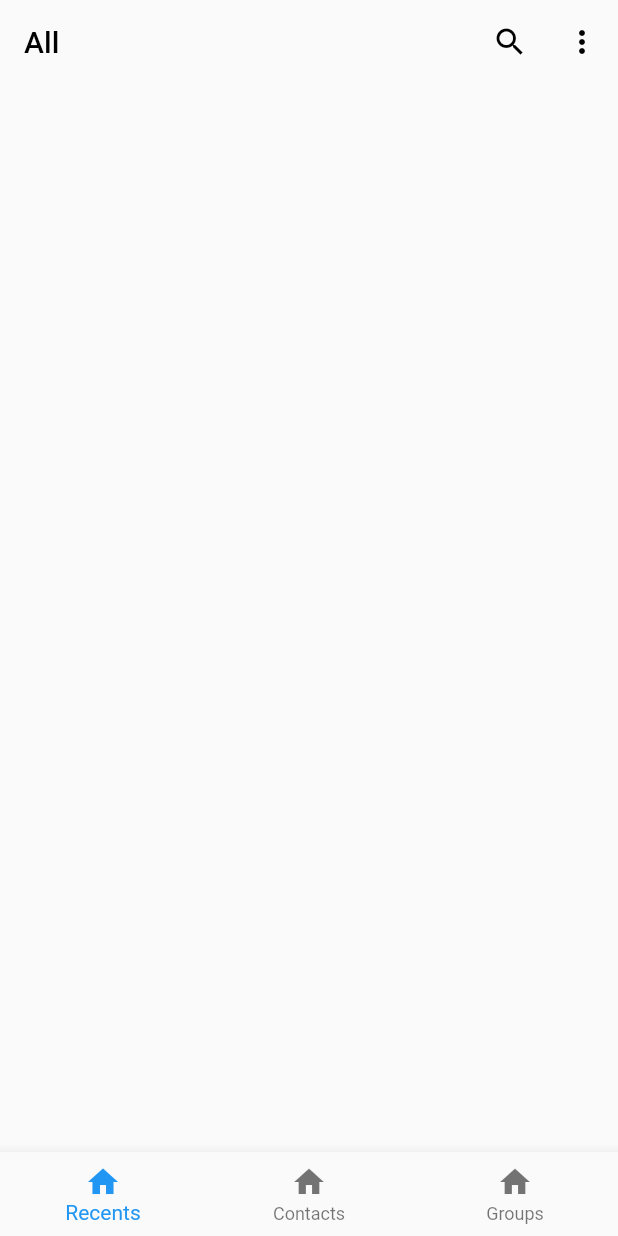
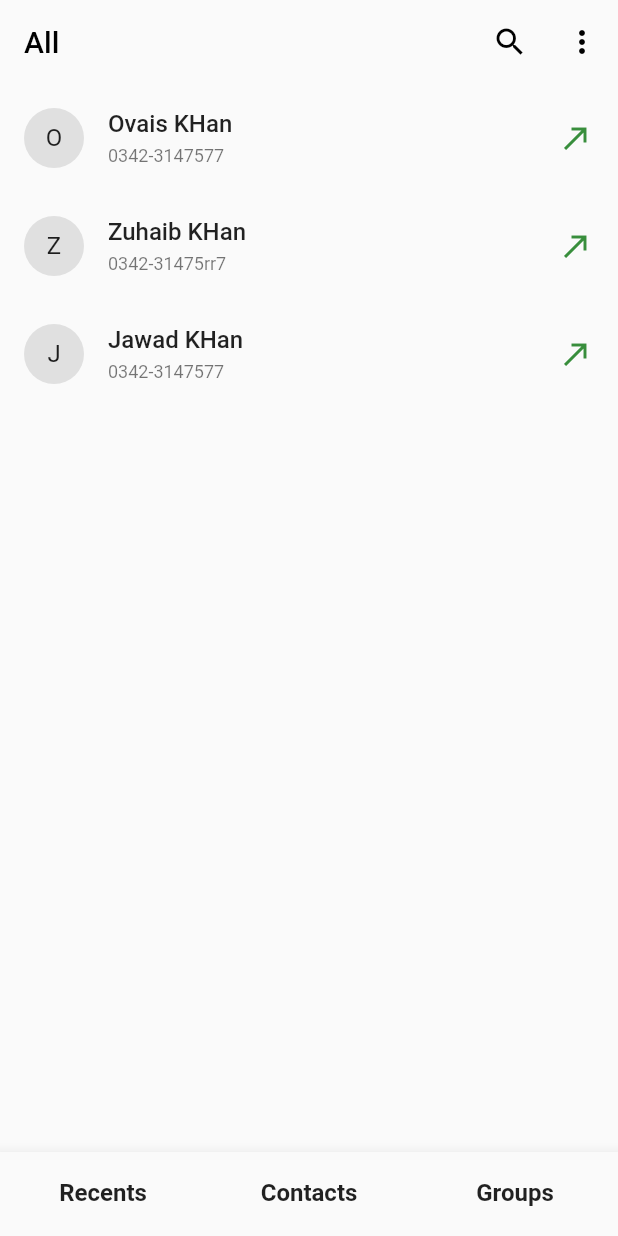
Before and after one commit to imovais/contact_application, a Flutter app: the screen it shows after launch, on a phone screen of 412 x 824 dp. Run offline on Flutter 3.47's test engine with Material 2 defaults, Android fonts, the phone set to English and light mode, and no system bars.

Commit message:
office changes

```diff
--- a/lib/_SCREENS/bottomnavbar.dart
+++ b/lib/_SCREENS/bottomnavbar.dart
@@ -1,5 +1,6 @@
 // ignore_for_file: prefer_const_constructors, prefer_const_literals_to_create_immutables
 
+import 'package:contact_app/_SCREENS/groupscreen.dart';
 import 'package:contact_app/_SCREENS/homescreen.dart';
 import 'package:contact_app/_SCREENS/recent_history.dart';
 import 'package:flutter/material.dart';
@@ -15,11 +16,13 @@ class _BottomNavBarState extends State<BottomNavBar> {
   int _seletedtab = 0;
 
   final List _pages = [
+    //RECENT HISTORY SCREEN
     RecentHistory(),
+    // HOME SCREEN FOR CONTACT LIST
     HomeScreen(),
-    Center(
-      child: Text("Products"),
-    )
+
+    // GROUP SCREEN
+    GroupScreen()
   ];
 
   _onchangetab(int index) {
@@ -33,12 +36,27 @@ class _BottomNavBarState extends State<BottomNavBar> {
     return Scaffold(
       body: _pages[_seletedtab],
       bottomNavigationBar: BottomNavigationBar(
+          fixedColor: Colors.red,
+          showSelectedLabels: false,
+          showUnselectedLabels: false,
           currentIndex: _seletedtab,
           onTap: (value) => _onchangetab(value),
           items: [
-            BottomNavigationBarItem(icon: Icon(Icons.home), label: 'Recents'),
-            BottomNavigationBarItem(icon: Icon(Icons.home), label: 'Contacts'),
-            BottomNavigationBarItem(icon: Icon(Icons.home), label: 'Groups'),
+            BottomNavigationBarItem(
+                icon: Text(
+                    style: TextStyle(fontSize: 16, fontWeight: FontWeight.bold),
+                    'Recents'),
+                label: 'Recents'),
+            BottomNavigationBarItem(
+                icon: Text(
+                    style: TextStyle(fontSize: 16, fontWeight: FontWeight.bold),
+                    'Contacts'),
+                label: 'Contacts'),
+            BottomNavigationBarItem(
+                icon: Text(
+                    style: TextStyle(fontSize: 16, fontWeight: FontWeight.bold),
+                    'Groups'),
+                label: 'Groups'),
           ]),
     );
   }
--- a/lib/_SCREENS/detailscreen.dart
+++ b/lib/_SCREENS/detailscreen.dart
@@ -9,7 +9,7 @@ class DetailScreen extends StatelessWidget {
 
   const DetailScreen({super.key, required this.data});
 
-  // get idx => data;
+
 
   @override
   Widget build(BuildContext context) {
@@ -86,7 +86,9 @@ class DetailScreen extends StatelessWidget {
                           width: 40,
                           height: 40,
                           child: IconButton(
-                              onPressed: () {},
+                              onPressed: () {
+                                makeSms(data['phone'].toString());
+                              },
                               icon: Icon(color: Colors.white, Icons.sms)),
                         ),
                       ],
--- a/lib/_SCREENS/recent_history.dart
+++ b/lib/_SCREENS/recent_history.dart
@@ -30,8 +30,26 @@ class RecentHistory extends StatelessWidget {
         itemCount: Data.recenthistory.length,
         itemBuilder: (context, i) {
           return ListTile(
-            title: Text(Data.recenthistory[i]['name'].toString()),
-          );
+              leading: Container(
+                width: 40,
+                height: 40,
+                decoration: BoxDecoration(
+                    shape: BoxShape.circle, color: Colors.grey.shade300),
+                child: Center(
+                  child: Text(
+                      style: TextStyle(fontSize: 16),
+                      Data.recenthistory[i]['name']
+                          .toString()[0]
+                          .toUpperCase()),
+                ),
+              ),
+              title: Text(
+                  style: TextStyle(fontSize: 16, fontWeight: FontWeight.w500),
+                  Data.recenthistory[i]['name'].toString()),
+              subtitle: Text(
+                  style: TextStyle(fontSize: 12, fontWeight: FontWeight.normal),
+                  Data.recenthistory[i]['phone'].toString()),
+              trailing: Icon(color: Colors.green.shade700, Icons.call_made));
         },
       ),
     );
--- a/lib/_UTILS/data.dart
+++ b/lib/_UTILS/data.dart
@@ -6,8 +6,15 @@ class Data {
   ];
 
   static List recenthistory = [
-    // {'name': 'Ovais KHan', 'phone': '0342-3147577'},
-    // {'name': 'Zuhaib KHan', 'phone': '0342-31475rr7'},
-    // {'name': 'Jawad KHan', 'phone': '0342-3147577'},
+    {'name': 'Ovais KHan', 'phone': '0342-3147577'},
+    {'name': 'Zuhaib KHan', 'phone': '0342-31475rr7'},
+    {'name': 'Jawad KHan', 'phone': '0342-3147577'},
+  ];
+
+
+  static List favourites = [
+    {'name': 'Ovais KHan', 'phone': '0342-3147577'},
+    {'name': 'Zuhaib KHan', 'phone': '0342-31475rr7'},
+    {'name': 'Jawad KHan', 'phone': '0342-3147577'},
   ];
 }
--- a/lib/main.dart
+++ b/lib/main.dart
@@ -17,8 +17,6 @@ class MyApp extends StatelessWidget {
     return MaterialApp(
       debugShowCheckedModeBanner: false,
       home: BottomNavBar(),
-
-      //home: HomeScreen(),
     );
   }
 }
```
Also changed, not shown: lib/_SCREENS/groupscreen.dart (added, +87 -0 lines), lib/_SCREENS/homescreen.dart (+33 -15 lines), lib/_UTILS/add.dart (+8 -16 lines), lib/_UTILS/const.dart (+10 -0 lines), lib/_WIDGETS/groupcontainer.dart (added, +29 -0 lines), assets/images/personicon.jpg (deleted).
